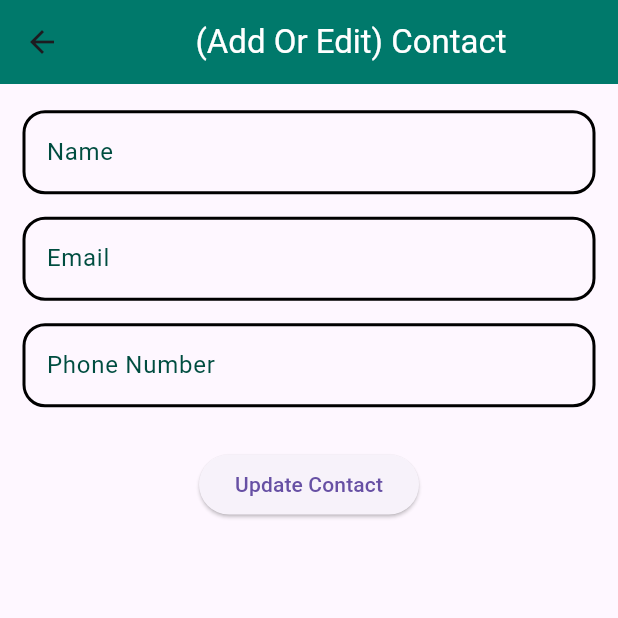
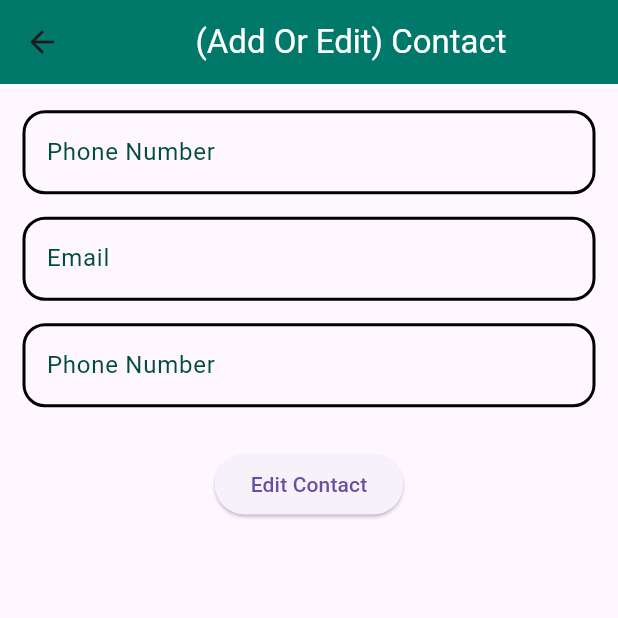
Before and after one commit to AsmaaEltalawy/Contacts, a Flutter app: the EditContact screen opened directly with empty values, on a phone screen of 412 x 824 dp, the top half of it. Run offline on Flutter 3.47's test engine with Material 3 defaults, Android fonts, the phone set to English and light mode, and no system bars; our stand-ins replace hive, hive_flutter; accounts and stored records are empty.

Commit message:
add update func

```diff
--- a/lib/Pages/editContact.dart
+++ b/lib/Pages/editContact.dart
@@ -9,13 +9,13 @@ class EditContact extends StatelessWidget {
 
   const EditContact({required this.contact});
 
-//
+
   @override
   Widget build(BuildContext context) {
     var provider = Provider.of<DataProvider>(context);
     provider.controller4.text = contact.name;
-    provider.controller5.text = contact.email;
-    provider.controller6.text = contact.number;
+    provider.controller5.text = contact.number;
+    provider.controller6.text = contact.email;
 
     return Scaffold(
       appBar: AppBar(
@@ -39,7 +39,7 @@ class EditContact extends StatelessWidget {
               cursorColor: Colors.teal,
               controller: provider.controller4,
               decoration: InputDecoration(
-                labelText: 'Name',
+                labelText: 'Phone Number',
                 labelStyle: TextStyle(color: Colors.teal.shade900),
                 focusedBorder: label,
                 enabledBorder: label,
@@ -82,7 +82,7 @@ class EditContact extends StatelessWidget {
                   number: contact.number,
                   email: contact.email));
             },
-            child: const Text('Update Contact'),
+            child: const Text('Edit Contact'),
           ),
         ],
       ),
--- a/lib/provider.dart
+++ b/lib/provider.dart
@@ -36,7 +36,10 @@ class DataProvider with ChangeNotifier {
           email: controller5.text,
           number: controller6.text
       );
+      contactsList[index]= updatedContact;
       contactsDatabase.updateContact(index, updatedContact);
+
+
       clearControllers();
       notifyListeners();
   }
```
Also changed, not shown: lib/Pages/home.dart (+7 -3 lines).
